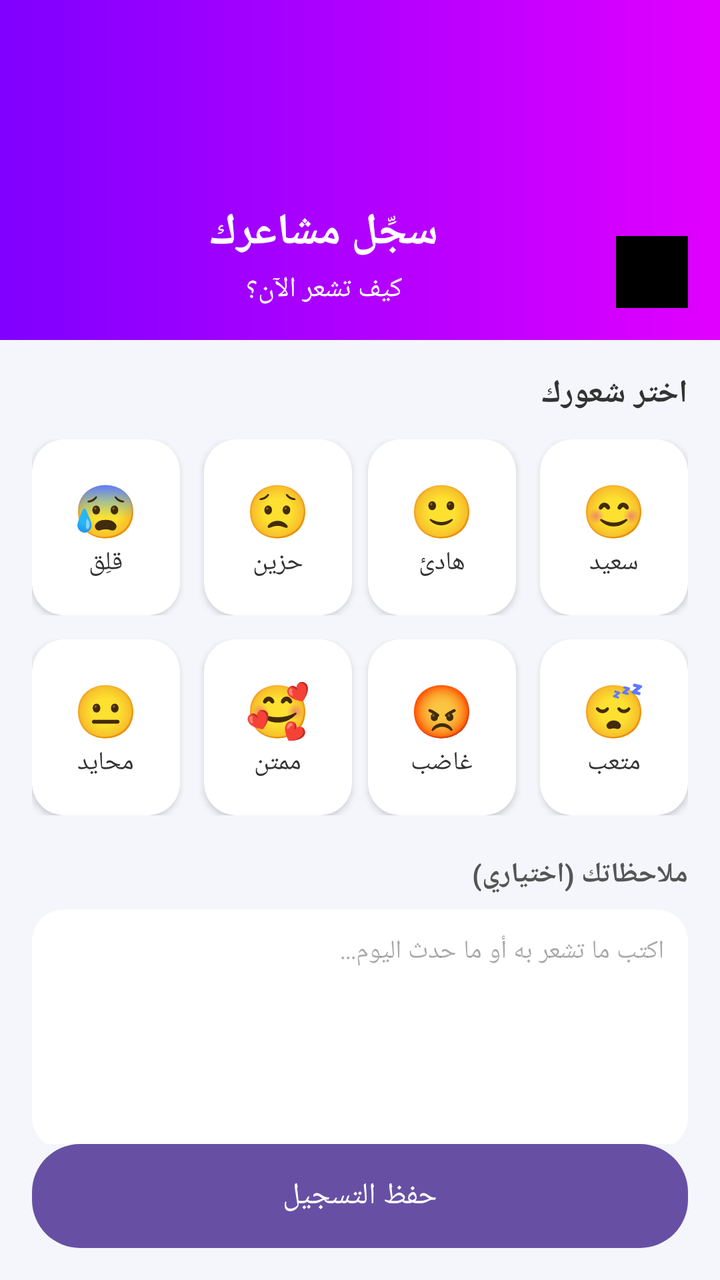
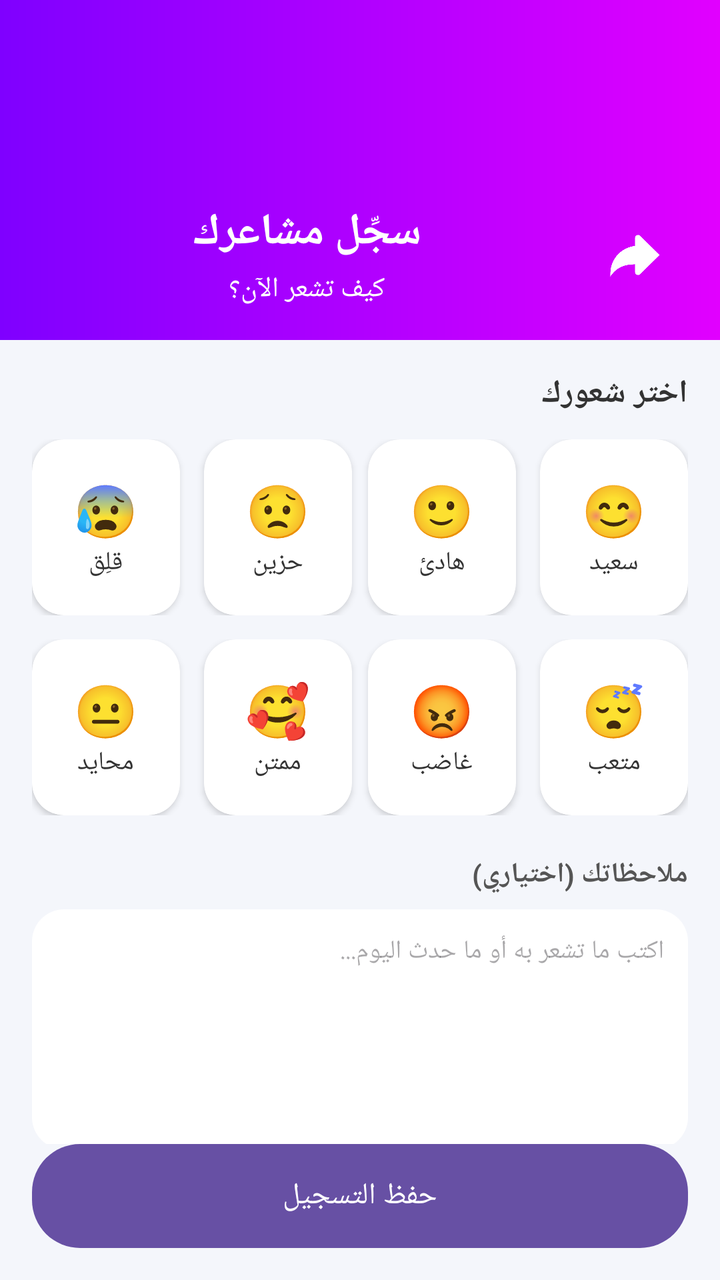

Before-and-after screenshots of an Android layout around one commit, followed by the original layout XML and the change that was made.
<!-- AndroidManifest.xml: application theme Theme.Mentalhealthapp -->
<!-- res/layout/fragment_mood_log.xml -->
<?xml version="1.0" encoding="utf-8"?>
<androidx.constraintlayout.widget.ConstraintLayout xmlns:android="http://schemas.android.com/apk/res/android"
    xmlns:app="http://schemas.android.com/apk/res-auto"
    android:layout_width="match_parent"
    android:layout_height="match_parent"
    android:layoutDirection="rtl"
    android:background="#F4F6FB">


    <LinearLayout
        android:id="@+id/headerLayout"
        android:layout_width="0dp"
        android:layout_height="170dp"
        android:background="@drawable/bg_profile_header"
        android:gravity="bottom"
        android:orientation="horizontal"
        android:paddingStart="16dp"
        android:paddingEnd="16dp"
        android:paddingBottom="16dp"
        app:layout_constraintTop_toTopOf="parent"
        app:layout_constraintStart_toStartOf="parent"
        app:layout_constraintEnd_toEndOf="parent">

        <ImageButton
            android:id="@+id/btnBack"
            android:layout_width="36dp"
            android:layout_height="36dp"
            android:background="@android:color/transparent"
            android:src="@drawable/ic_arrow_back"
        android:contentDescription="@string/back" />

        <LinearLayout
            android:layout_width="0dp"
            android:layout_height="wrap_content"
            android:layout_weight="1"
            android:orientation="vertical"
            android:gravity="center_horizontal">

            <TextView
                android:id="@+id/txtTitle"
                android:layout_width="wrap_content"
                android:layout_height="wrap_content"
                android:text="سجِّل مشاعرك"
                android:textColor="@android:color/white"
                android:textSize="22sp"
                android:textStyle="bold" />

            <TextView
                android:id="@+id/txtSubtitle"
                android:layout_width="wrap_content"
                android:layout_height="wrap_content"
                android:layout_marginTop="4dp"
                android:text="كيف تشعر الآن؟"
                android:textColor="@android:color/white"
                android:textSize="14sp" />
        </LinearLayout>

    </LinearLayout>

    
    <androidx.core.widget.NestedScrollView
        android:id="@+id/scrollContent"
        android:layout_width="0dp"
        android:layout_height="0dp"
        android:fillViewport="true"
        app:layout_constraintTop_toBottomOf="@id/headerLayout"
        app:layout_constraintBottom_toTopOf="@id/btnSaveMood"
        app:layout_constraintStart_toStartOf="parent"
        app:layout_constraintEnd_toEndOf="parent">

        <LinearLayout
            android:layout_width="match_parent"
            android:layout_height="wrap_content"
            android:orientation="vertical"
            android:paddingStart="16dp"
            android:paddingEnd="16dp"
            android:paddingTop="16dp"
            android:paddingBottom="16dp">

            
            <TextView
                android:id="@+id/txtChooseMood"
                android:layout_width="wrap_content"
                android:layout_height="wrap_content"
                android:text="اختر شعورك"
                android:textSize="16sp"
                android:textStyle="bold"
                android:textColor="#333333"
                android:layout_marginBottom="12dp" />

            
            <LinearLayout
                android:layout_width="match_parent"
                android:layout_height="wrap_content"
                android:orientation="horizontal"
                android:layout_marginBottom="12dp">

                <androidx.cardview.widget.CardView
                    android:id="@+id/cardHappy"
                    android:layout_width="0dp"
                    android:layout_height="88dp"
                    android:layout_weight="1"
                    android:layout_marginEnd="8dp"
                    app:cardCornerRadius="16dp"
                    app:cardElevation="2dp">

                    <LinearLayout
                        android:layout_width="match_parent"
                        android:layout_height="match_parent"
                        android:orientation="vertical"
                        android:gravity="center">

                        <TextView
                            android:id="@+id/txtEmojiHappy"
                            android:layout_width="wrap_content"
                            android:layout_height="wrap_content"
                            android:text="😊"
                            android:textSize="26sp" />

                        <TextView
                            android:id="@+id/txtLabelHappy"
                            android:layout_width="wrap_content"
                            android:layout_height="wrap_content"
                            android:text="سعيد"
                            android:textSize="13sp"
                            android:textColor="#333333" />
                    </LinearLayout>
                </androidx.cardview.widget.CardView>

                <androidx.cardview.widget.CardView
                    android:id="@+id/cardCalm"
                    android:layout_width="0dp"
                    android:layout_height="88dp"
                    android:layout_weight="1"
                    android:layout_marginStart="4dp"
                    android:layout_marginEnd="4dp"
                    app:cardCornerRadius="16dp"
                    app:cardElevation="2dp">

                    <LinearLayout
                        android:layout_width="match_parent"
                        android:layout_height="match_parent"
                        android:orientation="vertical"
                        android:gravity="center">

                        <TextView
                            android:layout_width="wrap_content"
                            android:layout_height="wrap_content"
                            android:text="🙂"
                            android:textSize="26sp" />

                        <TextView
                            android:layout_width="wrap_content"
                            android:layout_height="wrap_content"
                            android:text="هادئ"
                            android:textSize="13sp"
                            android:textColor="#333333" />
                    </LinearLayout>
                </androidx.cardview.widget.CardView>

                <androidx.cardview.widget.CardView
                    android:id="@+id/cardSad"
                    android:layout_width="0dp"
                    android:layout_height="88dp"
                    android:layout_weight="1"
                    android:layout_marginStart="4dp"
                    android:layout_marginEnd="4dp"
                    app:cardCornerRadius="16dp"
                    app:cardElevation="2dp">

                    <LinearLayout
                        android:layout_width="match_parent"
                        android:layout_height="match_parent"
                        android:orientation="vertical"
                        android:gravity="center">

                        <TextView
                            android:layout_width="wrap_content"
                            android:layout_height="wrap_content"
                            android:text="😟"
                            android:textSize="26sp" />

                        <TextView
                            android:layout_width="wrap_content"
                            android:layout_height="wrap_content"
                            android:text="حزين"
                            android:textSize="13sp"
                            android:textColor="#333333" />
                    </LinearLayout>
                </androidx.cardview.widget.CardView>

                <androidx.cardview.widget.CardView
                    android:id="@+id/cardAnxious"
                    android:layout_width="0dp"
                    android:layout_height="88dp"
                    android:layout_weight="1"
                    android:layout_marginStart="8dp"
                    app:cardCornerRadius="16dp"
                    app:cardElevation="2dp">

                    <LinearLayout
                        android:layout_width="match_parent"
                        android:layout_height="match_parent"
                        android:orientation="vertical"
                        android:gravity="center">

                        <TextView
                            android:layout_width="wrap_content"
                            android:layout_height="wrap_content"
                            android:text="😰"
                            android:textSize="26sp" />

                        <TextView
                            android:layout_width="wrap_content"
                            android:layout_height="wrap_content"
                            android:text="قلِق"
                            android:textSize="13sp"
                            android:textColor="#333333" />
                    </LinearLayout>
                </androidx.cardview.widget.CardView>
            </LinearLayout>

            
            <LinearLayout
                android:layout_width="match_parent"
                android:layout_height="wrap_content"
                android:orientation="horizontal">

                <androidx.cardview.widget.CardView
                    android:id="@+id/cardTired"
                    android:layout_width="0dp"
                    android:layout_height="88dp"
                    android:layout_weight="1"
                    android:layout_marginEnd="8dp"
                    app:cardCornerRadius="16dp"
                    app:cardElevation="2dp">

                    <LinearLayout
                        android:layout_width="match_parent"
                        android:layout_height="match_parent"
                        android:orientation="vertical"
                        android:gravity="center">

                        <TextView
                            android:layout_width="wrap_content"
                            android:layout_height="wrap_content"
                            android:text="😴"
                            android:textSize="26sp" />

                        <TextView
                            android:layout_width="wrap_content"
                            android:layout_height="wrap_content"
                            android:text="متعب"
                            android:textSize="13sp"
                            android:textColor="#333333" />
                    </LinearLayout>
                </androidx.cardview.widget.CardView>

                <androidx.cardview.widget.CardView
                    android:id="@+id/cardAngry"
                    android:layout_width="0dp"
                    android:layout_height="88dp"
                    android:layout_weight="1"
                    android:layout_marginStart="4dp"
                    android:layout_marginEnd="4dp"
                    app:cardCornerRadius="16dp"
                    app:cardElevation="2dp">

                    <LinearLayout
                        android:layout_width="match_parent"
                        android:layout_height="match_parent"
                        android:orientation="vertical"
                        android:gravity="center">

                        <TextView
                            android:layout_width="wrap_content"
                            android:layout_height="wrap_content"
                            android:text="😡"
                            android:textSize="26sp" />

                        <TextView
                            android:layout_width="wrap_content"
                            android:layout_height="wrap_content"
                            android:text="غاضب"
                            android:textSize="13sp"
                            android:textColor="#333333" />
                    </LinearLayout>
                </androidx.cardview.widget.CardView>

                <androidx.cardview.widget.CardView
                    android:id="@+id/cardGrateful"
                    android:layout_width="0dp"
                    android:layout_height="88dp"
                    android:layout_weight="1"
                    android:layout_marginStart="4dp"
                    android:layout_marginEnd="4dp"
                    app:cardCornerRadius="16dp"
                    app:cardElevation="2dp">

                    <LinearLayout
                        android:layout_width="match_parent"
                        android:layout_height="match_parent"
                        android:orientation="vertical"
                        android:gravity="center">

                        <TextView
                            android:layout_width="wrap_content"
                            android:layout_height="wrap_content"
                            android:text="🥰"
                            android:textSize="26sp" />

                        <TextView
                            android:layout_width="wrap_content"
                            android:layout_height="wrap_content"
                            android:text="ممتن"
                            android:textSize="13sp"
                            android:textColor="#333333" />
                    </LinearLayout>
                </androidx.cardview.widget.CardView>

                <androidx.cardview.widget.CardView
                    android:id="@+id/cardNeutral"
                    android:layout_width="0dp"
                    android:layout_height="88dp"
                    android:layout_weight="1"
                    android:layout_marginStart="8dp"
                    app:cardCornerRadius="16dp"
                    app:cardElevation="2dp">

                    <LinearLayout
                        android:layout_width="match_parent"
                        android:layout_height="match_parent"
                        android:orientation="vertical"
                        android:gravity="center">

                        <TextView
                            android:layout_width="wrap_content"
                            android:layout_height="wrap_content"
                            android:text="😐"
                            android:textSize="26sp" />

                        <TextView
                            android:layout_width="wrap_content"
                            android:layout_height="wrap_content"
                            android:text="محايد"
                            android:textSize="13sp"
                            android:textColor="#333333" />
                    </LinearLayout>
                </androidx.cardview.widget.CardView>
            </LinearLayout>

            
            <TextView
                android:layout_width="match_parent"
                android:layout_height="wrap_content"
                android:layout_marginTop="20dp"
                android:text="ملاحظاتك (اختياري)"
                android:textSize="14sp"
                android:textStyle="bold"
                android:textColor="#555555" />

            <EditText
                android:id="@+id/edtNotes"
                android:layout_width="match_parent"
                android:layout_height="120dp"
                android:layout_marginTop="8dp"
                android:background="@drawable/bg_notes_box"
                android:gravity="top|right"
                android:hint="اكتب ما تشعر به أو ما حدث اليوم..."
                android:padding="12dp"
                android:textSize="13sp"
                android:inputType="textMultiLine"
                android:maxLines="5" />

            <TextView
                android:layout_width="match_parent"
                android:layout_height="wrap_content"
                android:layout_marginTop="4dp"
                android:text="ملاحظاتك خاصة وآمنة تماماً"
                android:textSize="12sp"
                android:textColor="#999999" />

            
            <androidx.cardview.widget.CardView
                android:id="@+id/cardMoodPreview"
                android:layout_width="match_parent"
                android:layout_height="140dp"
                android:layout_marginTop="20dp"
                app:cardCornerRadius="20dp"
                app:cardElevation="4dp"
                app:cardBackgroundColor="#FF4081">

                <LinearLayout
                    android:layout_width="match_parent"
                    android:layout_height="match_parent"
                    android:orientation="vertical"
                    android:gravity="center">

                    <TextView
                        android:id="@+id/txtPreviewEmoji"
                        android:layout_width="wrap_content"
                        android:layout_height="wrap_content"
                        android:text="🙂"
                        android:textSize="34sp" />

                    <TextView
                        android:id="@+id/txtPreviewTitle"
                        android:layout_width="wrap_content"
                        android:layout_height="wrap_content"
                        android:layout_marginTop="8dp"
                        android:text="أنت تشعر بـ"
                        android:textColor="@android:color/white"
                        android:textSize="15sp" />

                    <TextView
                        android:id="@+id/txtPreviewMood"
                        android:layout_width="wrap_content"
                        android:layout_height="wrap_content"
                        android:text="..."
                        android:textColor="@android:color/white"
                        android:textSize="18sp"
                        android:textStyle="bold" />
                </LinearLayout>
            </androidx.cardview.widget.CardView>

        </LinearLayout>
    </androidx.core.widget.NestedScrollView>

    
    <Button
        android:id="@+id/btnSaveMood"
        android:layout_width="0dp"
        android:layout_height="52dp"
        android:layout_marginStart="16dp"
        android:layout_marginEnd="16dp"
        android:layout_marginBottom="16dp"
        android:text="حفظ التسجيل"
        android:textAllCaps="false"
        android:textColor="@android:color/white"
        android:textSize="15sp"
        android:background="@drawable/bg_primary_button_gradient"
        app:layout_constraintBottom_toBottomOf="parent"
        app:layout_constraintStart_toStartOf="parent"
        app:layout_constraintEnd_toEndOf="parent" />

</androidx.constraintlayout.widget.ConstraintLayout>
<!-- resources referenced by this layout -->
<resources>
  <!-- drawable bg_notes_box (drawable) -->
  <shape xmlns:android="http://schemas.android.com/apk/res/android">
      <solid android:color="#FFFFFFFF"/>
      <corners android:radius="16dp"/>
      <padding
          android:left="8dp"
          android:top="8dp"
          android:right="8dp"
          android:bottom="8dp"/>
  </shape>
  <!-- drawable bg_primary_button_gradient (drawable) -->
  <shape xmlns:android="http://schemas.android.com/apk/res/android">
      <gradient
          android:startColor="#7F00FF"
          android:endColor="#6EC6FF"
          android:angle="0" />
      <corners android:radius="24dp" />
  </shape>
  <!-- drawable bg_profile_header (drawable) -->
  <shape xmlns:android="http://schemas.android.com/apk/res/android">
      <gradient
          android:startColor="#7F00FF"
          android:endColor="#E100FF"
          android:angle="0"/>
  </shape>
  <!-- drawable ic_arrow_back: png bitmap (drawable, 6762 bytes) -->
  <string name="back"> رجوع</string>
  <style name="Theme.Mentalhealthapp" parent="Base.Theme.Mentalhealthapp" />
  <style name="Base.Theme.Mentalhealthapp" parent="Theme.Material3.DayNight.NoActionBar">
          
          
      </style>
</resources>

<!-- the commit's change to res/layout/fragment_mood_log.xml (unified diff, before → after) -->
@@ -23,11 +23,17 @@
 
         <ImageButton
             android:id="@+id/btnBack"
-            android:layout_width="36dp"
-            android:layout_height="36dp"
+            android:layout_width="53dp"
+            android:layout_height="53dp"
             android:background="@android:color/transparent"
+            android:contentDescription="@string/back"
+
+            android:padding="8dp"
+            android:scaleType="centerInside"
             android:src="@drawable/ic_arrow_back"
-        android:contentDescription="@string/back" />
+
+            app:tint="@android:color/white" />
+
 
         <LinearLayout
             android:layout_width="0dp"
<!-- resource entries referenced after the edit -->
@@ -25,7 +25,7 @@
           android:endColor="#E100FF"
           android:angle="0"/>
   </shape>
-  <!-- drawable ic_arrow_back: png bitmap (drawable, 6762 bytes) -->
+  <!-- drawable ic_arrow_back: png bitmap (drawable, 6607 bytes) -->
   <string name="back"> رجوع</string>
   <style name="Theme.Mentalhealthapp" parent="Base.Theme.Mentalhealthapp" />
   <style name="Base.Theme.Mentalhealthapp" parent="Theme.Material3.DayNight.NoActionBar">
